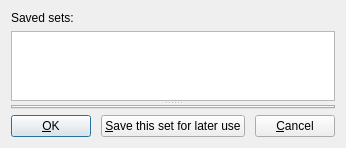
Before: the Qt Designer form mnemosyne/mnemosyne/pyqt_ui/activate_cards_dlg.ui in mnemosyne-proj/mnemosyne, drawn with Qt 5.
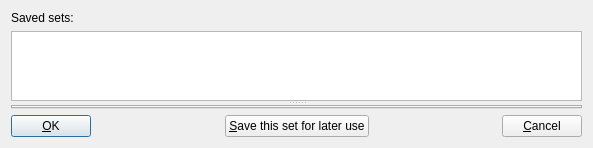
After: the same form once the commit is applied.

The edit to the form file:
```diff
--- a/mnemosyne/mnemosyne/pyqt_ui/activate_cards_dlg.ui
+++ b/mnemosyne/mnemosyne/pyqt_ui/activate_cards_dlg.ui
@@ -6,7 +6,7 @@
    <rect>
     <x>0</x>
     <y>0</y>
-    <width>346</width>
+    <width>593</width>
     <height>148</height>
    </rect>
   </property>
```
